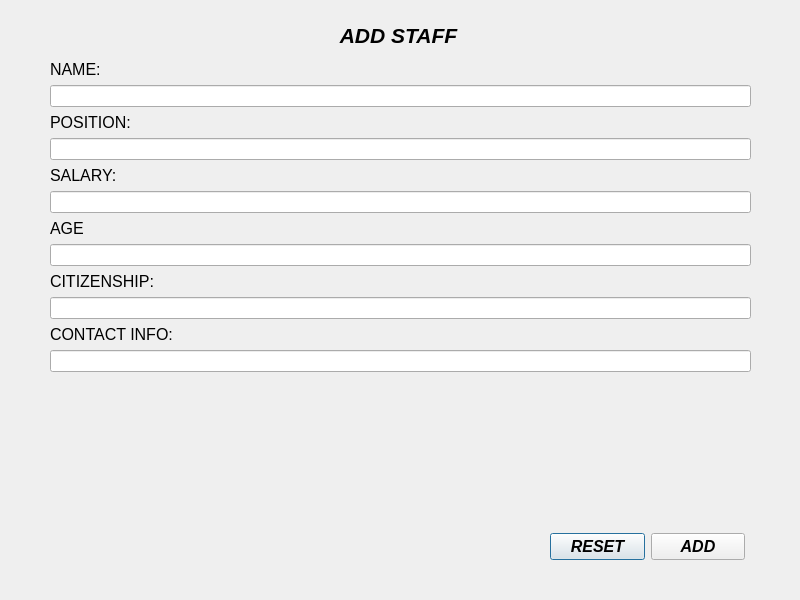
First picture: the form in RMS_qt/addstaff.ui, repository dev-pratik02/RMS, before the edit.
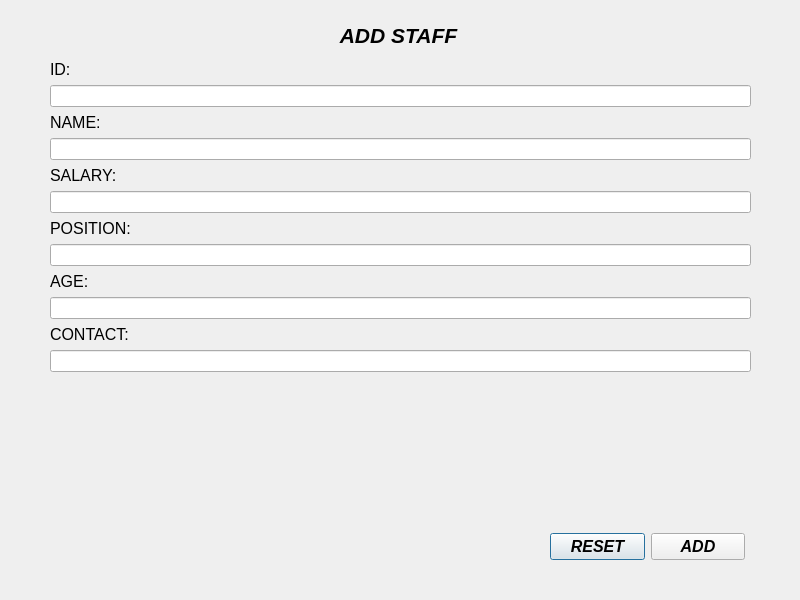
Second picture: the form after the edit.

```diff
--- a/RMS_qt/addstaff.ui
+++ b/RMS_qt/addstaff.ui
@@ -59,7 +59,7 @@
        </font>
       </property>
       <property name="text">
-       <string>POSITION:</string>
+       <string>NAME:</string>
       </property>
       <property name="textFormat">
        <enum>Qt::TextFormat::AutoText</enum>
@@ -94,7 +94,7 @@
        </font>
       </property>
       <property name="text">
-       <string>AGE</string>
+       <string>POSITION:</string>
       </property>
      </widget>
     </item>
@@ -110,7 +110,7 @@
        </font>
       </property>
       <property name="text">
-       <string>CITIZENSHIP:</string>
+       <string>AGE:</string>
       </property>
      </widget>
     </item>
@@ -123,7 +123,7 @@
        </font>
       </property>
       <property name="text">
-       <string>CONTACT INFO:</string>
+       <string>CONTACT:</string>
       </property>
      </widget>
     </item>
@@ -142,7 +142,7 @@
        </font>
       </property>
       <property name="text">
-       <string>NAME:</string>
+       <string>ID:</string>
       </property>
      </widget>
     </item>
```
